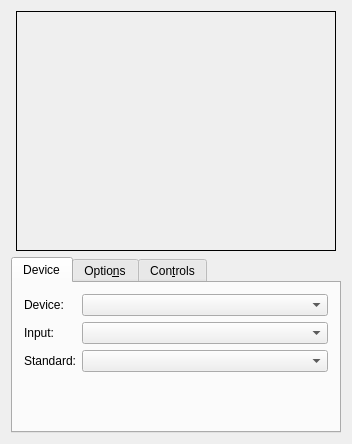
First picture: the form in kopete/config/avdevice/avdeviceconfig_videodevice.ui, repository KDE/kopete, before the edit.
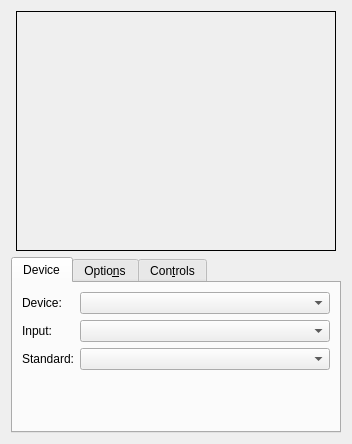
Second picture: the form after the edit. Icons and pictures are not drawn. Custom widgets are drawn as their Qt base class.

Patch:
```diff
--- a/kopete/config/avdevice/avdeviceconfig_videodevice.ui
+++ b/kopete/config/avdevice/avdeviceconfig_videodevice.ui
@@ -475,7 +475,6 @@
    </item>
   </layout>
  </widget>
- <layoutdefault spacing="6" margin="11" />
  <customwidgets>
   <customwidget>
    <class>KComboBox</class>
```
